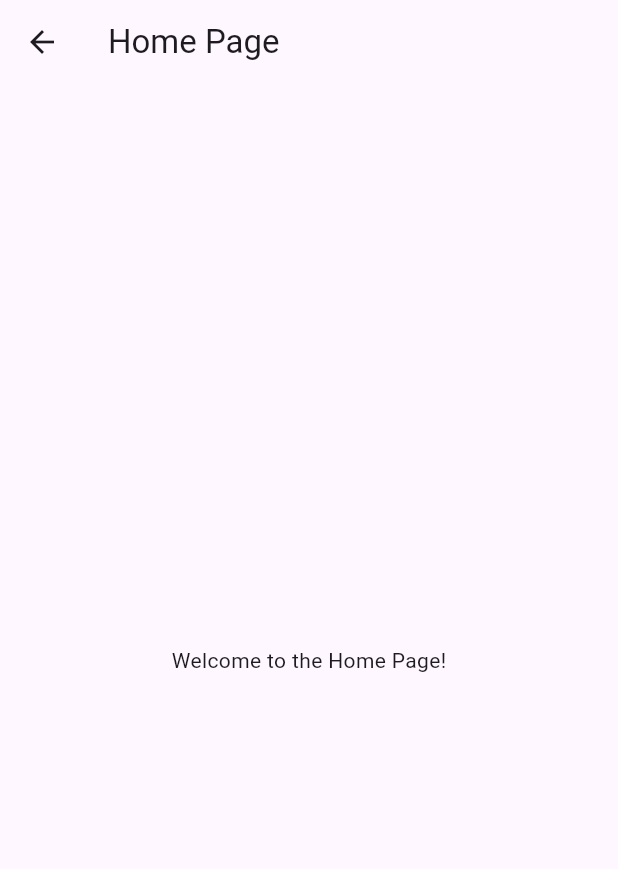
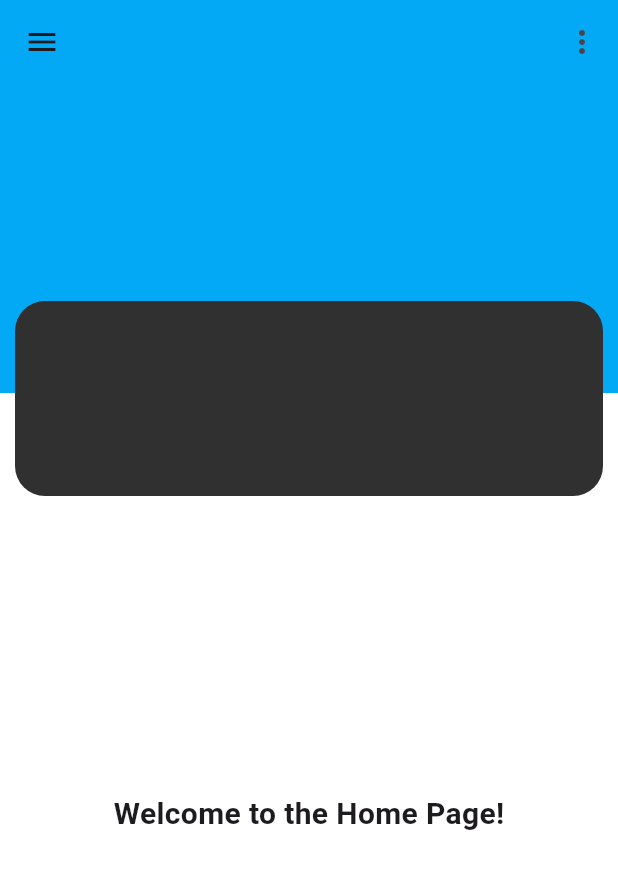
Before and after one commit to mohammedishtaiwi/gradproj2, a Flutter app: the HomePage screen opened by its route, on a phone screen of 412 x 824 dp. Shown: the top 869 px of the screen. Run offline on Flutter 3.47's test engine with Material 3 defaults, Android fonts, the phone set to English and light mode, and no system bars; our stand-ins replace firebase_auth, firebase_core; accounts and stored records are empty.

Commit message:
home page 1st version with sidebar and logout

```diff
--- /dev/null
+++ b/lib/helpers/home_page_helpers.dart
@@ -0,0 +1,82 @@
+import 'package:flutter/material.dart';
+
+Widget buildBlueSection(BuildContext context) {
+  return Container(
+    color: Colors.lightBlue,
+    height: MediaQuery.of(context).size.height / 4,
+    child: const Center(
+      child: Text(
+        '',
+        style: TextStyle(
+          color: Colors.white,
+          fontSize: 30,
+          fontWeight: FontWeight.bold,
+        ),
+      ),
+    ),
+  );
+}
+
+Widget buildDividerBox(BuildContext context) {
+  return Positioned(
+    top: 1 / 3 * MediaQuery.of(context).size.height - 130.0,
+    left: 0,
+    right: 0,
+    child: Container(
+      height: 130.0,
+      decoration: BoxDecoration(
+        borderRadius: BorderRadius.circular(20),
+        color: const Color.fromARGB(255, 48, 48, 48),
+      ),
+      margin: const EdgeInsets.only(left: 10, right: 10),
+    ),
+  );
+}
+
+PopupMenuButton<String> buildPopupMenuButton(BuildContext context, Function(String) onSelected) {
+  return PopupMenuButton<String>(
+    onSelected: onSelected,
+    itemBuilder: (context) => [
+      const PopupMenuItem(
+        value: 'logout',
+        child: Text('Logout'),
+      ),
+    ],
+  );
+}
+
+Drawer buildDrawer(BuildContext context) {
+  return Drawer(
+    child: Container(
+      color: const Color.fromARGB(255, 48, 48, 48),
+      child: ListView(
+        padding: const EdgeInsets.only(top: 50),
+        children: <Widget>[
+          ListTile(
+            title: const Text(
+              'Item 1',
+              style: TextStyle(
+                color: Colors.white,
+              ),
+            ),
+            onTap: () {
+              Navigator.pop(context);
+            },
+          ),
+          ListTile(
+            title: const Text(
+              'Item 2',
+              style: TextStyle(
+                color: Colors.white,
+              ),
+            ),
+            onTap: () {
+              Navigator.pop(context);
+            },
+          ),
+          // Add more list tiles as needed
+        ],
+      ),
+    ),
+  );
+}
--- a/lib/main.dart
+++ b/lib/main.dart
@@ -14,6 +14,7 @@ class MyApp extends StatelessWidget {
   @override
   Widget build(BuildContext context) {
     return MaterialApp(
+      debugShowCheckedModeBanner: false, // Set this to false to hide the debug banner
       title: 'Login App',
       initialRoute: Routes.login,
       onGenerateRoute: Routes.generateRoute,
--- a/lib/pages/home_page.dart
+++ b/lib/pages/home_page.dart
@@ -1,14 +1,61 @@
 import 'package:flutter/material.dart';
+import 'package:firebase_auth/firebase_auth.dart';
+import '../helpers/home_page_helpers.dart'; // Import the helper methods
 
 class HomePage extends StatelessWidget {
+  final FirebaseAuth _auth = FirebaseAuth.instance;
+  final GlobalKey<ScaffoldState> _scaffoldKey = GlobalKey<ScaffoldState>();
+
+  Future<void> _signOut(BuildContext context) async {
+    await _auth.signOut();
+    Navigator.pushReplacementNamed(context, '/login');
+  }
+
   @override
   Widget build(BuildContext context) {
     return Scaffold(
+      key: _scaffoldKey,
       appBar: AppBar(
-        title: Text('Home Page'),
+        backgroundColor: Colors.lightBlue,
+        automaticallyImplyLeading: false,
+        leading: IconButton(
+          icon: const Icon(Icons.menu),
+          onPressed: () {
+            _scaffoldKey.currentState?.openDrawer();
+          },
+        ),
+        actions: [
+          buildPopupMenuButton(context, (value) {
+            if (value == 'logout') {
+              _signOut(context);
+            }
+          }),
+        ],
       ),
-      body: Center(
-        child: Text('Welcome to the Home Page!'),
+      drawer: buildDrawer(context),
+      body: Stack(
+        children: [
+          Column(
+            children: [
+              buildBlueSection(context),
+              Expanded(
+                child: Container(
+                  color: Colors.white,
+                  child: const Center(
+                    child: Text(
+                      'Welcome to the Home Page!',
+                      style: TextStyle(
+                        fontSize: 20,
+                        fontWeight: FontWeight.bold,
+                      ),
+                    ),
+                  ),
+                ),
+              ),
+            ],
+          ),
+          buildDividerBox(context),
+        ],
       ),
     );
   }
```
Also changed, not shown: lib/pages/login_page.dart (+66 -13 lines), lib/pages/signup_page.dart (+16 -8 lines).
